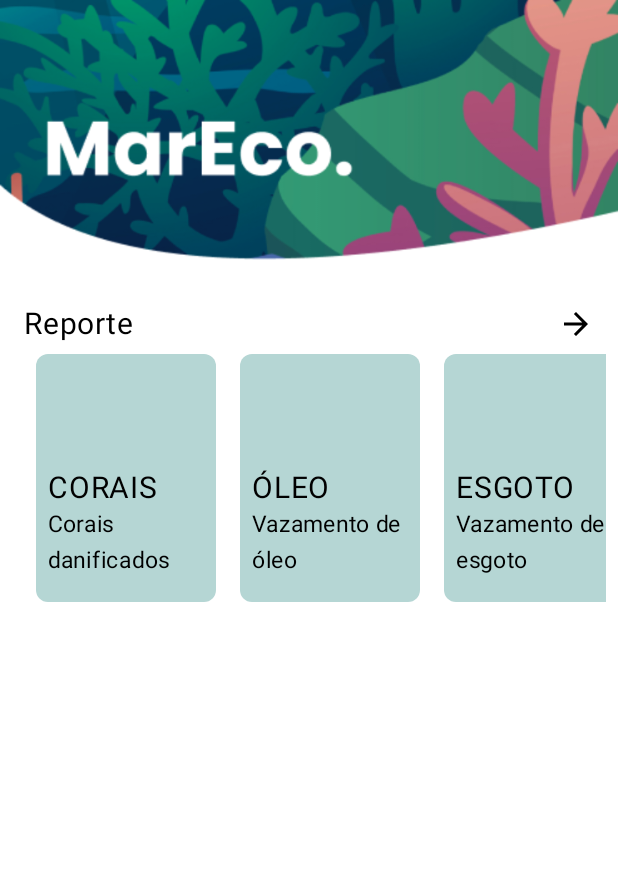
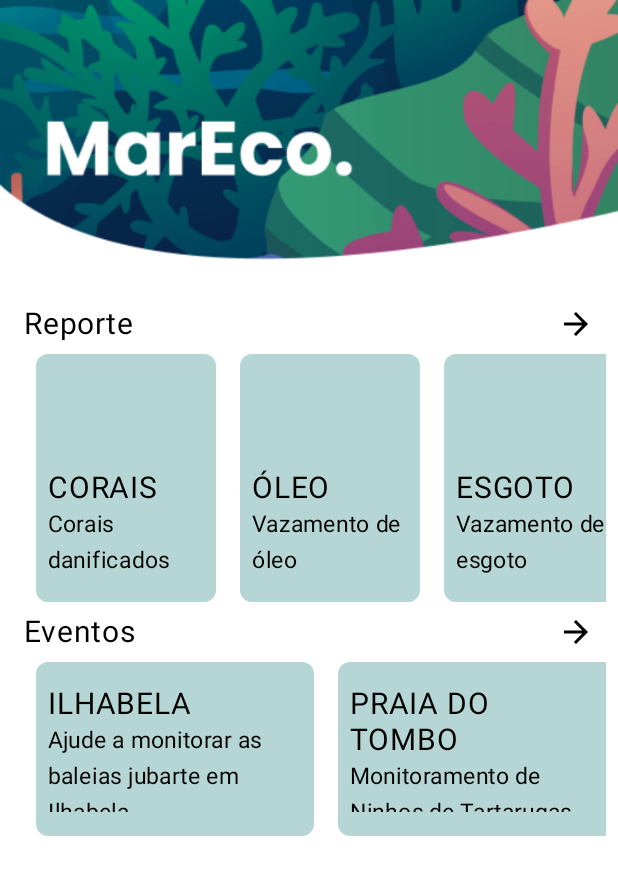
Before and after one commit to schin0/MarEco, an Android app built with Jetpack Compose: the HomeScreen screen opened through its navigation route, on a phone screen of 412 x 824 dp. Shown: the top 875 px of the screen. Run offline under Robolectric (Android 15) with nearby library versions, the phone set to English and light mode, and no system bars.

Commit message:
Adicionar lista de eventos

```diff
--- a/frontend/app/src/main/java/br/com/fiap/mareco/components/DestaquesComponent.kt
+++ b/frontend/app/src/main/java/br/com/fiap/mareco/components/DestaquesComponent.kt
@@ -30,7 +30,7 @@ import br.com.fiap.mareco.model.Destaque
 fun DestaqueComponent(destaque: Destaque) {
     Column(
         modifier = Modifier
-            .fillMaxSize()
+            .fillMaxWidth()
             .padding(start = 16.dp, end = 0.dp, bottom = 0.dp, top = 0.dp)
     ) {
         Row(
--- /dev/null
+++ b/frontend/app/src/main/java/br/com/fiap/mareco/model/EventoDestaque.kt
@@ -0,0 +1,7 @@
+package br.com.fiap.mareco.model
+
+data class EventoDestaque(
+    val id: Int,
+    val titulo: String,
+    val descricao: String
+)
--- a/frontend/app/src/main/java/br/com/fiap/mareco/screens/HomeScreen.kt
+++ b/frontend/app/src/main/java/br/com/fiap/mareco/screens/HomeScreen.kt
@@ -15,6 +15,7 @@ import androidx.compose.ui.res.painterResource
 import androidx.navigation.NavController
 import br.com.fiap.mareco.R
 import br.com.fiap.mareco.components.DestaqueComponent
+import br.com.fiap.mareco.services.listarEventosDestaques
 import br.com.fiap.mareco.services.listarReportes
 
 @Composable
@@ -46,8 +47,22 @@ fun HomeScreen(navController: NavController) {
 
         val listaReporte = listarReportes(contexto)
 
-        listaReporte.forEach {
-            DestaqueComponent(destaque = it)
+        Row(
+            modifier = Modifier.fillMaxWidth()
+        ) {
+            listaReporte.forEach {
+                DestaqueComponent(destaque = it)
+            }
+        }
+
+        val listaEvento = listarEventosDestaques(contexto)
+
+        Row(
+            modifier = Modifier.fillMaxWidth()
+        ) {
+            listaEvento.forEach {
+                DestaqueComponent(destaque = it)
+            }
         }
 
     }
--- /dev/null
+++ b/frontend/app/src/main/java/br/com/fiap/mareco/services/EventoService.kt
@@ -0,0 +1,82 @@
+package br.com.fiap.mareco.services
+
+import android.content.Context
+import br.com.fiap.mareco.model.CardConfiguracao
+import br.com.fiap.mareco.model.Destaque
+import br.com.fiap.mareco.model.Evento
+import br.com.fiap.mareco.model.EventoDestaque
+import java.time.LocalDate
+import java.time.LocalTime
+
+fun listarEventos(): List<Evento> {
+    return listOf(
+        Evento(
+            1,
+            "ILHABELA",
+            "Ajude a monitorar as baleias jubarte em Ilhabela.",
+            "Praia do Curral, Ilhabela, SP",
+            "Em frente ao Quiosque do Zé",
+            "Júlio Souza",
+            "11978451245",
+            "Traga binóculos, caderno para anotações e protetor solar.",
+            LocalDate.now(),
+            LocalTime.now()
+        ),
+        Evento(
+            2,
+            "PRAIA DO TOMBO",
+            "Monitoramento de Ninhos de Tartarugas.",
+            "Praia do Tombo, Guarujá, SP",
+            "Em frente ao Posto de Guarda-Vidas",
+            "Rosana Pimentel",
+            "17998563365",
+            "Traga luvas, lanterna vermelha e um caderno para anotações.",
+            LocalDate.now(),
+            LocalTime.now()
+        ),
+    )
+}
+
+fun listarEventosDestaques(contexto: Context): List<Destaque> {
+    val eventosSimples = listarEventosSimples()
+    var cards = mutableListOf<CardConfiguracao>()
+
+    eventosSimples.forEach {
+        cards.add(
+            CardConfiguracao(
+                185f,
+                116f,
+                it.titulo,
+                it.descricao
+            )
+        )
+    }
+
+    return listOf(
+        Destaque(
+            "Eventos",
+            { mostrarMensagemEmConstrucao(contexto) },
+            cards
+        )
+    )
+}
+
+private fun listarEventosSimples() :List<EventoDestaque> {
+    return listOf(
+        EventoDestaque(
+            1,
+            "ILHABELA",
+            "Ajude a monitorar as baleias jubarte em Ilhabela."
+        ),
+        EventoDestaque(
+            2,
+            "PRAIA DO TOMBO",
+            "Monitoramento de Ninhos de Tartarugas."
+        ),
+        EventoDestaque(
+            3,
+            "PRAIA DE MARESIAS",
+            "Participe da limpeza subaquática em Maresias."
+        )
+    )
+}
```
Also changed, not shown: frontend/app/src/main/java/br/com/fiap/mareco/components/MenuComponent.kt (added, +8 -0 lines), frontend/app/src/main/java/br/com/fiap/mareco/model/Evento.kt (added, +17 -0 lines).
